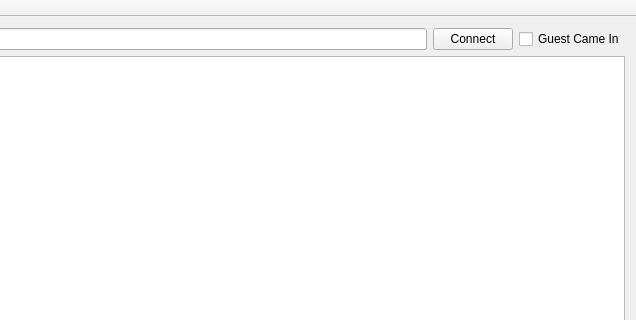
This is MobileRobot/mainwindow.ui in hajunsong/robot-store as Qt 5 draws it before an edit; both pictures show x 95 to 731 and y 0 to 320 of the 731 by 530 pixel window. The edited form follows.
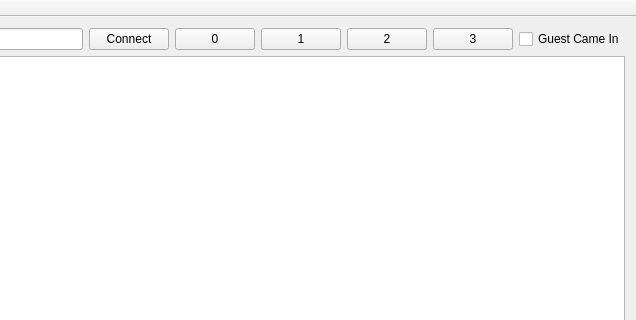
This is the edited form.

Diff of the .ui file:
```diff
--- a/MobileRobot/mainwindow.ui
+++ b/MobileRobot/mainwindow.ui
@@ -34,6 +34,34 @@
         </property>
        </widget>
       </item>
+      <item>
+       <widget class="QPushButton" name="pushButton_4">
+        <property name="text">
+         <string>0</string>
+        </property>
+       </widget>
+      </item>
+      <item>
+       <widget class="QPushButton" name="pushButton">
+        <property name="text">
+         <string>1</string>
+        </property>
+       </widget>
+      </item>
+      <item>
+       <widget class="QPushButton" name="pushButton_2">
+        <property name="text">
+         <string>2</string>
+        </property>
+       </widget>
+      </item>
+      <item>
+       <widget class="QPushButton" name="pushButton_3">
+        <property name="text">
+         <string>3</string>
+        </property>
+       </widget>
+      </item>
       <item>
        <widget class="QCheckBox" name="guestCbox">
         <property name="text">
```
Left out of the diff: 2 changed lines with no effect on the pictures.
